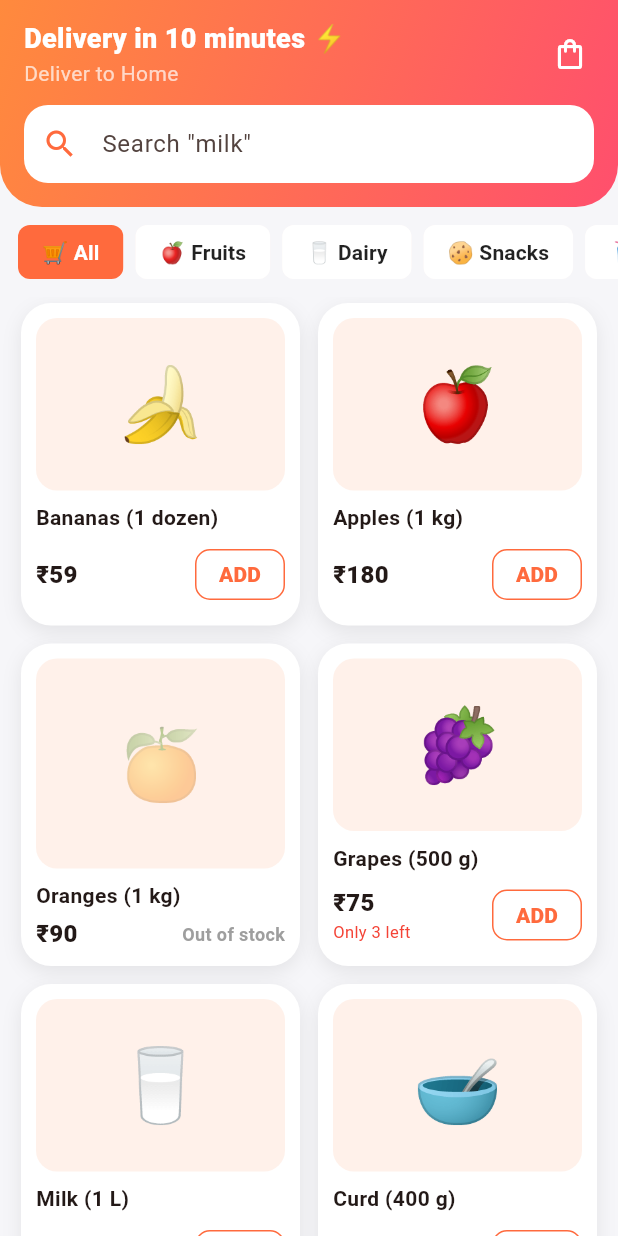
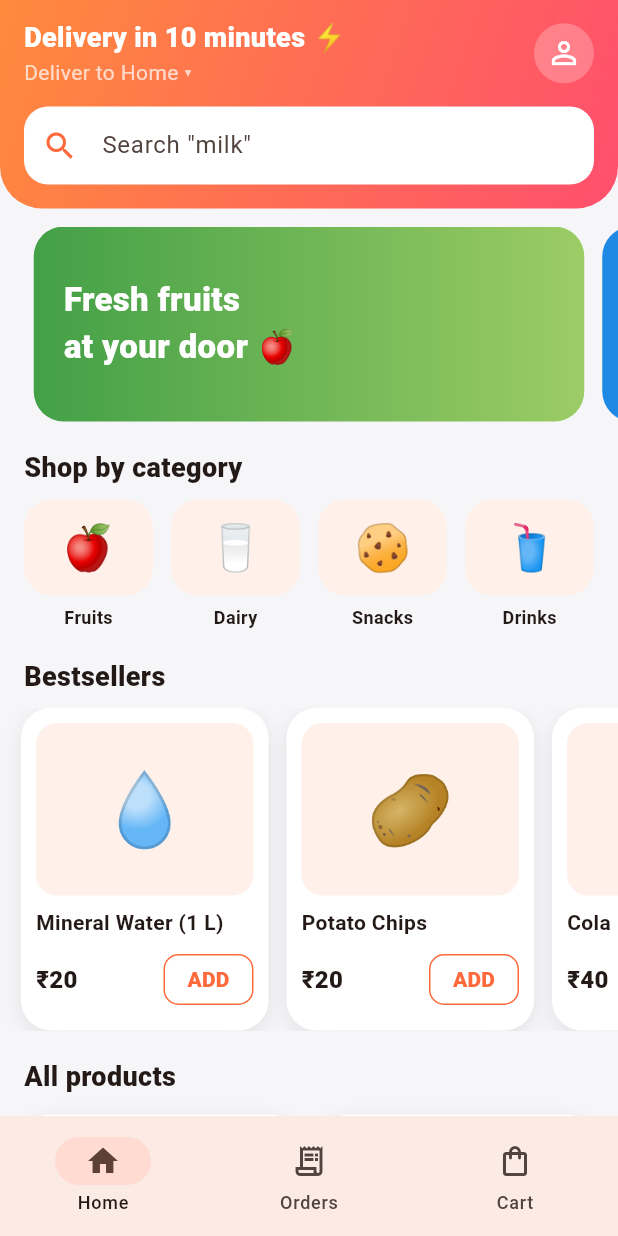
Before and after one commit to shagun25408/mini-instamart, a Flutter app: the HomePage screen opened directly, on a phone screen of 412 x 824 dp. Run offline on Flutter 3.47's test engine with Material 3 defaults, Android fonts, the phone set to English and light mode, and no system bars; our stand-ins replace shared_preferences; accounts and stored records are empty.

Commit message:
added flutter

```diff
--- a/lib/main.dart
+++ b/lib/main.dart
@@ -41,6 +41,9 @@ class Store extends ChangeNotifier {
   Product byId(int id) => products.firstWhere((p) => p.id == id);
   int get cartCount => cart.values.fold(0, (a, b) => a + b);
   double get cartTotal => cart.entries.fold(0.0, (s, e) => s + byId(e.key).price * e.value);
+  double get handlingFee => cart.isEmpty ? 0 : 3;
+  double get deliveryFee => cart.isEmpty || cartTotal >= 99 ? 0 : 25;
+  double get payable => cartTotal + handlingFee + deliveryFee;
   List<Product> get visible => products
       .where((p) => (cat == 'All' || p.category == cat) && p.name.toLowerCase().contains(query.toLowerCase()))
       .toList();
@@ -85,7 +88,7 @@ class Store extends ChangeNotifier {
       if (p.stock < e.value) bad.add('${p.name} (${p.stock} left)');
     }
     if (cart.isEmpty || bad.isNotEmpty) return bad;
-    final total = cartTotal;
+    final total = payable;
     cart.forEach((id, q) => byId(id).stock -= q);
     order = Order((order?.id ?? 0) + 1, total, 0);
     cart = {};
@@ -227,46 +230,92 @@ class LoginPage extends StatelessWidget {
       );
 }
 
+Widget sectionTitle(String t) =>
+    Padding(padding: const EdgeInsets.fromLTRB(16, 18, 16, 8), child: Text(t, style: const TextStyle(fontSize: 18, fontWeight: FontWeight.w800)));
+
+Widget banner(String text, Color a, Color b) => Container(
+      margin: const EdgeInsets.symmetric(horizontal: 6),
+      padding: const EdgeInsets.all(20),
+      alignment: Alignment.centerLeft,
+      decoration: BoxDecoration(gradient: LinearGradient(colors: [a, b]), borderRadius: BorderRadius.circular(20)),
+      child: Text(text, style: const TextStyle(color: Colors.white, fontSize: 22, fontWeight: FontWeight.w800)),
+    );
+
+// Own State so the carousel keeps its page when the cart changes.
+class Banners extends StatefulWidget {
+  const Banners({super.key});
+  @override
+  State<Banners> createState() => _BannersState();
+}
+
+class _BannersState extends State<Banners> {
+  final c = PageController(viewportFraction: .92);
+  @override
+  Widget build(BuildContext context) => SizedBox(
+        height: 130,
+        child: PageView(controller: c, children: [
+          banner('Fresh fruits\nat your door 🍎', const Color(0xFF43A047), const Color(0xFF9CCC65)),
+          banner('Dairy essentials\nin 10 minutes 🥛', const Color(0xFF1E88E5), const Color(0xFF64B5F6)),
+          banner('Snack time! 🍪\nCrunchy picks', const Color(0xFF8E24AA), const Color(0xFFBA68C8)),
+        ]),
+      );
+}
+
 class HomePage extends StatelessWidget {
   const HomePage({super.key});
-  @override
-  Widget build(BuildContext context) => ListenableBuilder(
-        listenable: store,
-        builder: (context, _) {
-          final ps = store.visible;
-          return Scaffold(
-            body: Stack(children: [
-              Column(children: [
+
+  Widget _grid(List<Product> ps, {bool inList = false}) => GridView.builder(
+        shrinkWrap: inList,
+        physics: inList ? const NeverScrollableScrollPhysics() : null,
+        padding: const EdgeInsets.fromLTRB(14, 4, 14, 90),
+        gridDelegate: const SliverGridDelegateWithFixedCrossAxisCount(
+            crossAxisCount: 2, mainAxisSpacing: 12, crossAxisSpacing: 12, mainAxisExtent: 215),
+        itemCount: ps.length,
+        itemBuilder: (_, i) => ProductCard(ps[i]),
+      );
+
+  Widget _home() {
+    final best = (store.products.where((p) => p.stock > 0).toList()..sort((a, b) => b.stock.compareTo(a.stock))).take(6).toList();
+    return ListView(padding: EdgeInsets.zero, children: [
+      const SizedBox(height: 12),
+      const Banners(),
+      sectionTitle('Shop by category'),
+      Padding(
+        padding: const EdgeInsets.symmetric(horizontal: 10),
+        child: Row(children: [
+          for (final c in categories.skip(1))
+            Expanded(
+              child: GestureDetector(
+                onTap: () => store.setCat(c),
+                child: Column(children: [
                   Container(
-                  padding: EdgeInsets.fromLTRB(16, MediaQuery.of(context).padding.top + 12, 8, 16),
-                  decoration: const BoxDecoration(gradient: grad, borderRadius: BorderRadius.vertical(bottom: Radius.circular(28))),
-                  child: Column(children: [
-                    Row(children: [
-                      const Expanded(
-                        child: Column(crossAxisAlignment: CrossAxisAlignment.start, children: [
-                          Text('Delivery in 10 minutes ⚡', style: TextStyle(color: Colors.white, fontSize: 18, fontWeight: FontWeight.w800)),
-                          Text('Deliver to Home', style: TextStyle(color: Colors.white70)),
+                      height: 64,
+                      margin: const EdgeInsets.symmetric(horizontal: 6),
+                      alignment: Alignment.center,
+                      decoration: BoxDecoration(color: tint, borderRadius: BorderRadius.circular(18)),
+                      child: Text(catEmoji[c]!, style: const TextStyle(fontSize: 30))),
+                  const SizedBox(height: 6),
+                  Text(c, style: const TextStyle(fontSize: 12, fontWeight: FontWeight.w600)),
                 ]),
               ),
-                      if (store.order != null)
-                        IconButton(icon: const Icon(Icons.local_shipping_outlined, color: Colors.white), onPressed: () => go(context, const TrackPage())),
-                      IconButton(
-                        icon: Badge(
-                            isLabelVisible: store.cartCount > 0,
-                            label: Text('${store.cartCount}'),
-                            child: const Icon(Icons.shopping_bag_outlined, color: Colors.white)),
-                        onPressed: () => go(context, const CartPage()),
-                      ),
-                    ]),
-                    const SizedBox(height: 10),
-                    Padding(
-                      padding: const EdgeInsets.only(right: 8),
-                      child: TextField(onChanged: store.setQuery, decoration: fieldDeco('Search "milk"', Icons.search, fill: Colors.white)),
             ),
         ]),
       ),
+      sectionTitle('Bestsellers'),
       SizedBox(
-                  height: 60,
+        height: 215,
+        child: ListView(scrollDirection: Axis.horizontal, padding: const EdgeInsets.symmetric(horizontal: 14), children: [
+          for (final p in best) Container(width: 165, margin: const EdgeInsets.only(right: 12), child: ProductCard(p)),
+        ]),
+      ),
+      sectionTitle('All products'),
+      _grid(store.products, inList: true),
+    ]);
+  }
+
+  Widget _browse(List<Product> ps) => Column(children: [
+        SizedBox(
+          height: 56,
           child: ListView(scrollDirection: Axis.horizontal, padding: const EdgeInsets.symmetric(horizontal: 12, vertical: 10), children: [
             for (final c in categories)
               Padding(
@@ -284,23 +333,55 @@ class HomePage extends StatelessWidget {
               ),
           ]),
         ),
-                Expanded(
-                  child: ps.isEmpty
-                      ? const Center(child: Text('No products found'))
-                      : GridView.builder(
-                          padding: const EdgeInsets.fromLTRB(14, 4, 14, 90),
-                          gridDelegate: const SliverGridDelegateWithFixedCrossAxisCount(
-                              crossAxisCount: 2, mainAxisSpacing: 12, crossAxisSpacing: 12, mainAxisExtent: 215),
-                          itemCount: ps.length,
-                          itemBuilder: (_, i) => ProductCard(ps[i]),
+        Expanded(child: ps.isEmpty ? const Center(child: Text('No products found')) : _grid(ps)),
+      ]);
+
+  @override
+  Widget build(BuildContext context) => ListenableBuilder(
+        listenable: store,
+        builder: (context, _) {
+          final browsing = store.cat != 'All' || store.query.isNotEmpty;
+          return Scaffold(
+            bottomNavigationBar: NavigationBar(
+              selectedIndex: 0,
+              onDestinationSelected: (i) {
+                if (i == 1) go(context, const TrackPage());
+                if (i == 2) go(context, const CartPage());
+              },
+              destinations: [
+                const NavigationDestination(icon: Icon(Icons.home_outlined), selectedIcon: Icon(Icons.home), label: 'Home'),
+                const NavigationDestination(icon: Icon(Icons.receipt_long_outlined), label: 'Orders'),
+                NavigationDestination(
+                    icon: Badge(isLabelVisible: store.cartCount > 0, label: Text('${store.cartCount}'), child: const Icon(Icons.shopping_bag_outlined)),
+                    label: 'Cart'),
+              ],
             ),
+            body: Stack(children: [
+              Column(children: [
+                Container(
+                  padding: EdgeInsets.fromLTRB(16, MediaQuery.of(context).padding.top + 12, 16, 16),
+                  decoration: const BoxDecoration(gradient: grad, borderRadius: BorderRadius.vertical(bottom: Radius.circular(28))),
+                  child: Column(children: [
+                    Row(children: [
+                      const Expanded(
+                        child: Column(crossAxisAlignment: CrossAxisAlignment.start, children: [
+                          Text('Delivery in 10 minutes ⚡', style: TextStyle(color: Colors.white, fontSize: 18, fontWeight: FontWeight.w800)),
+                          Text('Deliver to Home ▾', style: TextStyle(color: Colors.white70)),
+                        ]),
                       ),
+                      const CircleAvatar(backgroundColor: Colors.white24, child: Icon(Icons.person_outline, color: Colors.white)),
+                    ]),
+                    const SizedBox(height: 12),
+                    TextField(onChanged: store.setQuery, decoration: fieldDeco('Search "milk"', Icons.search, fill: Colors.white)),
+                  ]),
+                ),
+                Expanded(child: browsing ? _browse(store.visible) : _home()),
               ]),
               if (store.cartCount > 0)
                 Positioned(
                   left: 16,
                   right: 16,
-                  bottom: 16,
+                  bottom: 12,
                   child: GradButton('${store.cartCount} items · ₹${store.cartTotal.toInt()}      View cart  →', () => go(context, const CartPage())),
                 ),
             ]),
@@ -426,10 +507,17 @@ class _CartPageState extends State<CartPage> {
                           padding: const EdgeInsets.all(16),
                           decoration: cardBox(),
                           child: Column(children: [
+                            if (store.deliveryFee > 0)
+                              Padding(
+                                  padding: const EdgeInsets.only(bottom: 8),
+                                  child: Text('Add ₹${(99 - store.cartTotal).toInt()} more for free delivery 🛵',
+                                      style: const TextStyle(color: orange, fontWeight: FontWeight.w600))),
                             billRow('Item total', total),
-                            billRow('Delivery fee', 'FREE', color: Colors.green),
+                            billRow('Delivery fee', store.deliveryFee == 0 ? 'FREE' : '₹${store.deliveryFee.toInt()}',
+                                color: store.deliveryFee == 0 ? Colors.green : null),
+                            billRow('Handling fee', '₹${store.handlingFee.toInt()}'),
                             const Divider(),
-                            billRow('To pay', total, bold: true),
+                            billRow('To pay', '₹${store.payable.toInt()}', bold: true),
                           ]),
                         ),
                         const SizedBox(height: 14),
```
Lines whose indentation alone changed are shown as unchanged.
